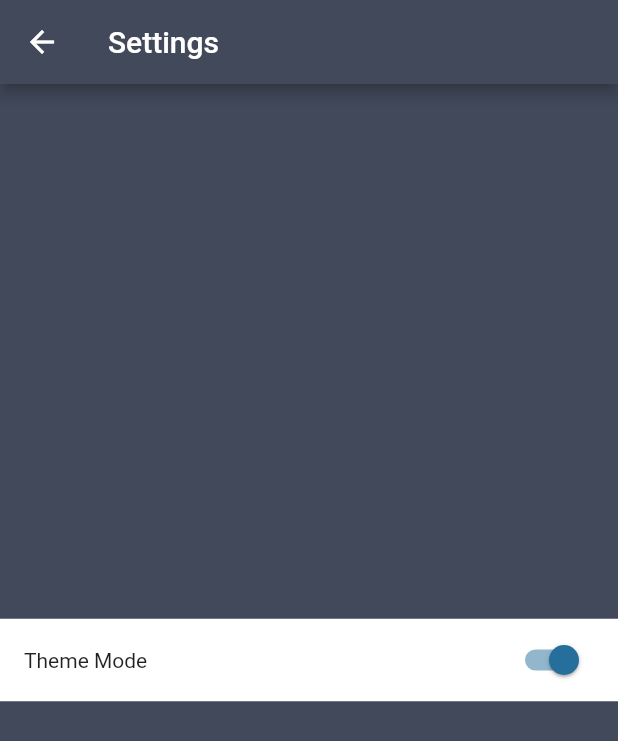
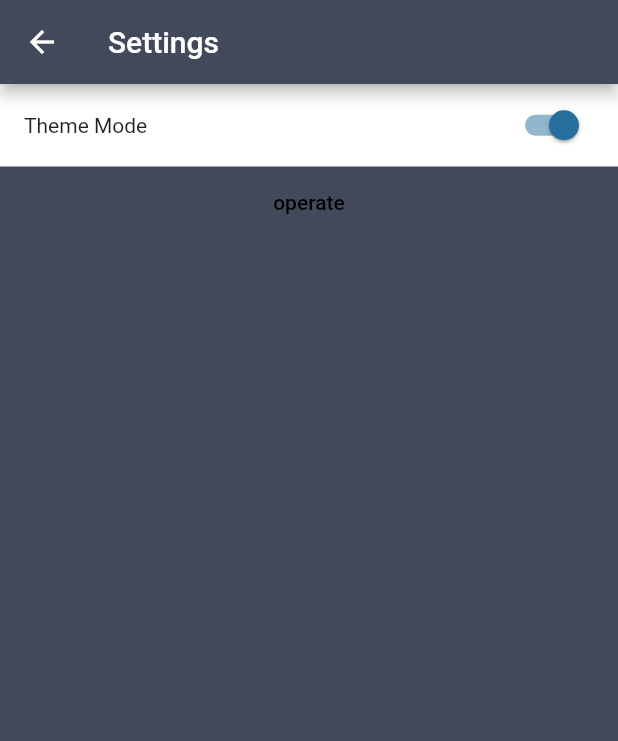
Before and after one commit to lhalcyon/l_token, a Flutter app: the SettingsPage screen opened by its route, on a phone screen of 412 x 824 dp. Shown: the top 741 px of the screen. Run offline on Flutter 3.47's test engine with Material 2 defaults, Android fonts, the phone set to English and light mode, and no system bars; our stand-ins replace convert, flutter_redux, font_awesome_flutter, qr_flutter, redux, tuple; missing offline and left inert: pointycastle.

```diff
--- a/lib/pages/profile/settings_page.dart
+++ b/lib/pages/profile/settings_page.dart
@@ -17,9 +17,10 @@ class SettingsPage extends StatelessWidget {
               title: new Text('Settings'),
             ),
             body: new Container(
+              width: double.infinity,
               color: store.state.theme.themeData.primaryColor,
-              child: new Center(
-                child: new SwitchListItemWidget(
+              child: new Column(children: <Widget>[
+                new SwitchListItemWidget(
                   title: 'Theme Mode',
                   isChecked: !store.state.theme.isDark(),
                   valueChanged: (isChecked){
@@ -29,7 +30,10 @@ class SettingsPage extends StatelessWidget {
                     store.dispatch(Action.ChangeTheme);
                   },
                 ),
-              ),
+                new FlatButton(onPressed: (){
+
+                }, child: new Text('operate'))
+              ],)
             ));
       }
     );
```
Also changed, not shown: lib/manager/wallet_initialzer.dart (+10 -3 lines), lib/pages/wallet/init/wallet_create_page.dart (+14 -20 lines).
